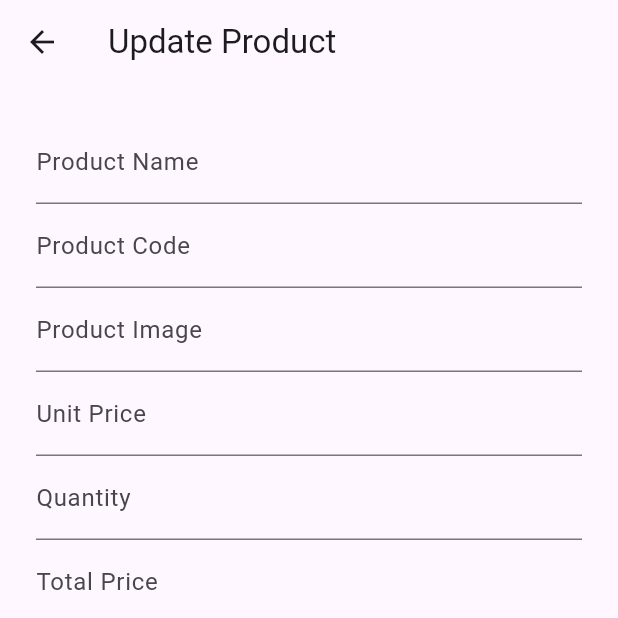
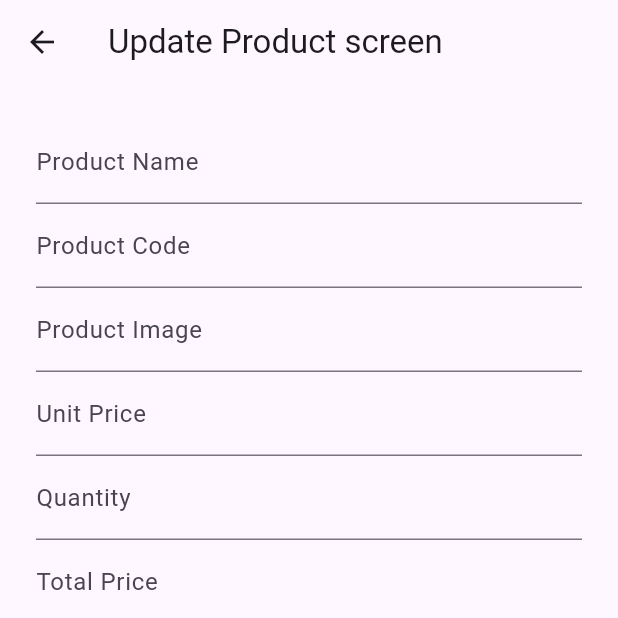
Before and after one commit to dev-dip/Assignment, a Flutter app: the UpdateProductScreen screen opened directly with empty values, on a phone screen of 412 x 824 dp, the top half of it. Run offline on Flutter 3.47's test engine with Material 3 defaults, Android fonts, the phone set to English and light mode, and no system bars; network calls fail.

Commit message:
Crud Api

```diff
--- a/lib/screens/update_product_screen.dart
+++ b/lib/screens/update_product_screen.dart
@@ -39,7 +39,7 @@ class _UpdateProductScreenState extends State<UpdateProductScreen> {
   Widget build(BuildContext context) {
     return Scaffold(
       appBar: AppBar(
-        title: const Text('Update Product'),
+        title: const Text('Update Product screen'),
       ),
       body: SingleChildScrollView(
         child: Padding(
```
